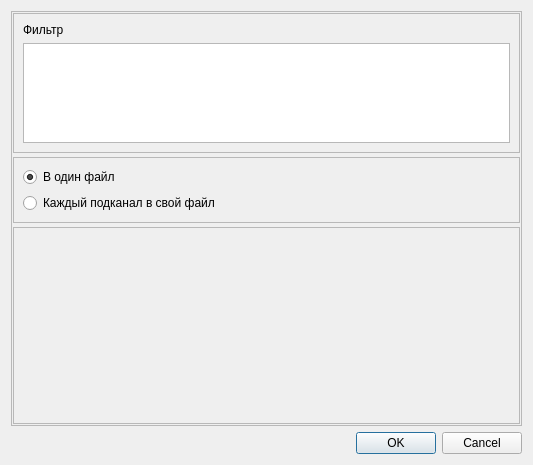
Old version of the form signal_export/signalexportdialog.ui in the repository grigp/a-analyser.
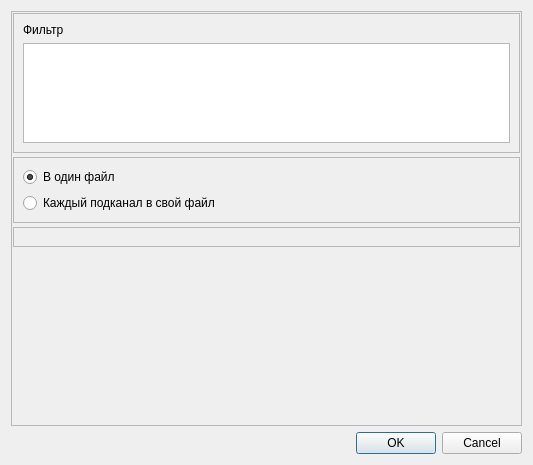
New version of the form.

```diff
--- a/signal_export/signalexportdialog.ui
+++ b/signal_export/signalexportdialog.ui
@@ -122,6 +122,19 @@
         <layout class="QVBoxLayout" name="verticalLayout_5"/>
        </widget>
       </item>
+      <item>
+       <spacer name="verticalSpacer">
+        <property name="orientation">
+         <enum>Qt::Vertical</enum>
+        </property>
+        <property name="sizeHint" stdset="0">
+         <size>
+          <width>20</width>
+          <height>40</height>
+         </size>
+        </property>
+       </spacer>
+      </item>
      </layout>
     </widget>
    </item>
```
Left out of the diff: 43 changed lines with no effect on the pictures.
